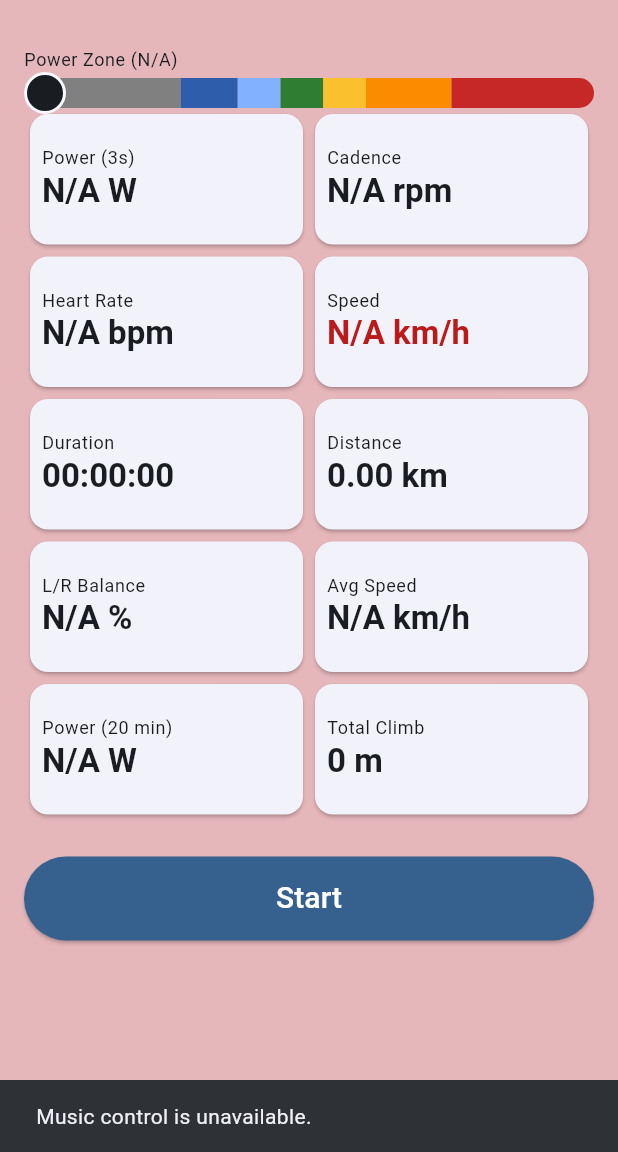
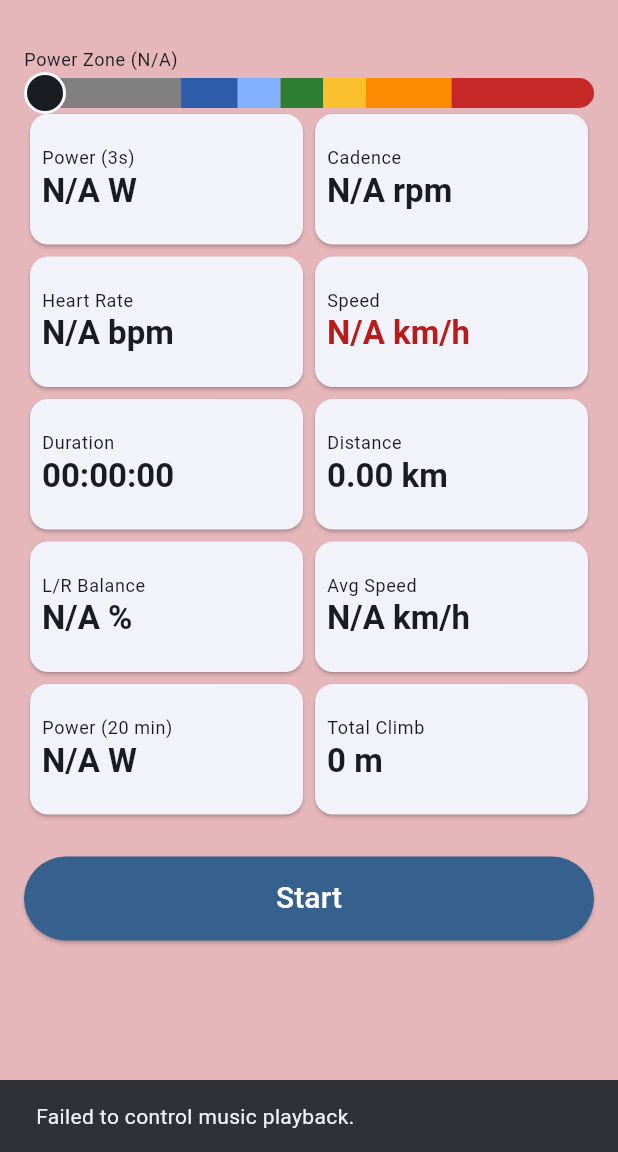
Before and after one commit to bofh69/sebastians-bike-display, a Flutter app: the screen it shows after launch, after a tap on the "play circle filled" icon, on a phone screen of 412 x 824 dp, the part 84-1236 px from its top. Run offline on Flutter 3.47's test engine with Material 3 defaults, Android fonts, the phone set to English and light mode, and no system bars; our stand-ins replace flutter_secure_storage, geolocator, permission_handler, shared_preferences, wakelock_plus; missing offline and left inert: fit_sdk, flutter_background_service, flutter_reactive_ble, flutter_web_auth_2.

```diff
--- a/lib/screens/home_screen.dart
+++ b/lib/screens/home_screen.dart
@@ -848,10 +848,20 @@ class _HomeScreenState extends State<HomeScreen> with WidgetsBindingObserver {
       final response = await _mediaControlChannel
           .invokeMethod<Map<dynamic, dynamic>>('togglePlayPause');
       final status = response?['status'] as String?;
-      if (status != 'dispatched' && mounted) {
-        ScaffoldMessenger.of(context).showSnackBar(
-          const SnackBar(content: Text('Music control is unavailable.')),
-        );
+      if (!mounted) return;
+      switch (status) {
+        case 'best_effort':
+          return;
+        case 'unavailable':
+          ScaffoldMessenger.of(context).showSnackBar(
+            const SnackBar(content: Text('Music control is unavailable.')),
+          );
+          return;
+        default:
+          ScaffoldMessenger.of(context).showSnackBar(
+            const SnackBar(content: Text('Failed to control music playback.')),
+          );
+          return;
       }
     } on PlatformException catch (error, stackTrace) {
       debugPrint('Failed to toggle media playback: $error\n$stackTrace');
```
Also changed, not shown: 1 other file.
